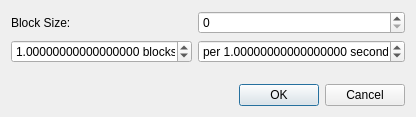
Before: the Qt Designer form Editor/tools/math/blocksperseconddialog.ui in WohlSoft/Moondust-Project, drawn with Qt 5.
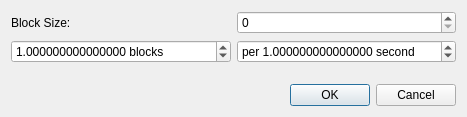
After: the same form once the commit is applied. Icons and pictures are not drawn.

```diff
--- a/Editor/tools/math/blocksperseconddialog.ui
+++ b/Editor/tools/math/blocksperseconddialog.ui
@@ -6,7 +6,7 @@
    <rect>
     <x>0</x>
     <y>0</y>
-    <width>388</width>
+    <width>467</width>
     <height>117</height>
    </rect>
   </property>
@@ -57,7 +57,7 @@
       <string> blocks</string>
      </property>
      <property name="decimals">
-      <number>17</number>
+      <number>15</number>
      </property>
      <property name="minimum">
       <double>0.000000000000000</double>
@@ -79,7 +79,7 @@
       <string> second</string>
      </property>
      <property name="decimals">
-      <number>17</number>
+      <number>15</number>
      </property>
      <property name="minimum">
       <double>0.000000000000000</double>
```
